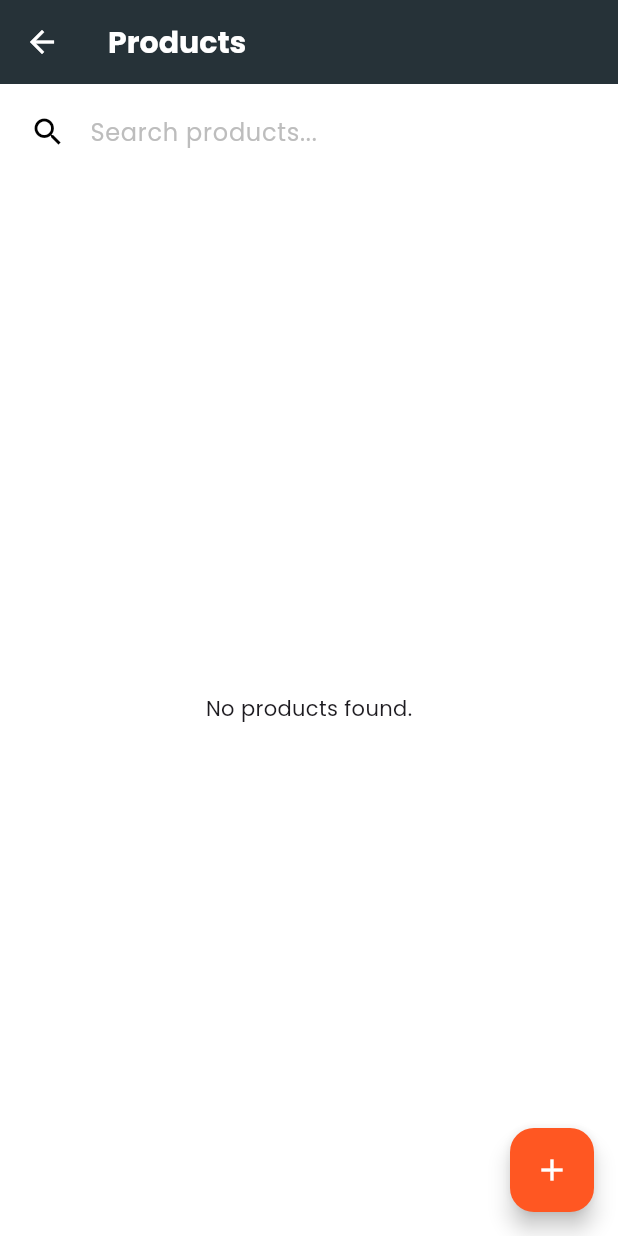
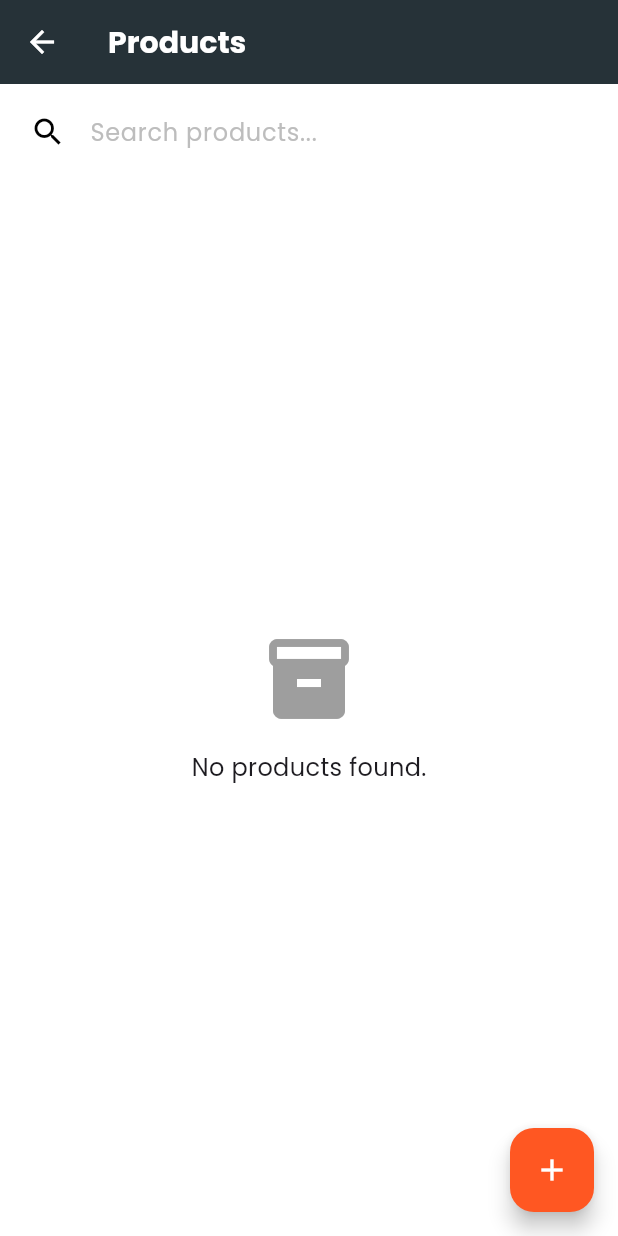
Before and after one commit to kurtcode19/Gym, a Flutter app: the ProductsScreen screen opened by its route, on a phone screen of 412 x 824 dp. Run offline on Flutter 3.47's test engine with Material 3 defaults, Android fonts, the phone set to English and light mode, and no system bars; our stand-ins replace fl_chart, flutter_form_builder, google_fonts, shared_preferences, sqflite; accounts and stored records are empty.

Commit message:
added ProductFIlter

```diff
--- a/lib/screens/add_product_screen.dart
+++ b/lib/screens/add_product_screen.dart
@@ -10,7 +10,7 @@ import 'package:gym/providers/product_category_provider.dart';
 class AddProductScreen extends StatefulWidget {
   final Product? product; // Optional: for editing existing product
 
-  const AddProductScreen({super.key, this.product});
+  const AddProductScreen({super.key, this.product, String? initialCategoryId});
 
   @override
   State<AddProductScreen> createState() => _AddProductScreenState();
--- a/lib/screens/products_screen.dart
+++ b/lib/screens/products_screen.dart
@@ -6,8 +6,40 @@ import 'package:gym/models/product.dart';
 import 'package:gym/screens/add_product_screen.dart';
 import 'package:intl/intl.dart';
 
-class ProductsScreen extends StatelessWidget {
-  const ProductsScreen({super.key});
+class ProductsScreen extends StatefulWidget {
+  final String? filteredCategoryId;
+  final String? filteredCategoryName;
+
+  const ProductsScreen({
+    super.key,
+    this.filteredCategoryId,
+    this.filteredCategoryName,
+  });
+
+  @override
+  State<ProductsScreen> createState() => _ProductsScreenState();
+}
+
+class _ProductsScreenState extends State<ProductsScreen> {
+  final TextEditingController _searchController = TextEditingController();
+
+  @override
+  void initState() {
+    super.initState();
+    // Apply category filter when screen initializes
+    WidgetsBinding.instance.addPostFrameCallback((_) {
+      if (widget.filteredCategoryId != null) {
+        final productProvider = Provider.of<ProductProvider>(context, listen: false);
+        productProvider.filterProductsByCategory(widget.filteredCategoryId);
+      }
+    });
+  }
+
+  @override
+  void dispose() {
+    _searchController.dispose();
+    super.dispose();
+  }
 
   Color _getStatusColor(String? status) {
     switch (status?.toLowerCase()) {
@@ -26,29 +58,100 @@ class ProductsScreen extends StatelessWidget {
   Widget build(BuildContext context) {
     return Scaffold(
       appBar: AppBar(
-        title: const Text('Products'),
+        title: widget.filteredCategoryId != null
+            ? Text('Products - ${widget.filteredCategoryName}')
+            : const Text('Products'),
+        leading: widget.filteredCategoryId != null
+            ? IconButton(
+                icon: const Icon(Icons.arrow_back),
+                onPressed: () {
+                  Navigator.pop(context);
+                },
+              )
+            : null,
       ),
       body: Column(
         children: [
           Padding(
             padding: const EdgeInsets.all(8.0),
             child: TextField(
-              decoration: const InputDecoration(
+              controller: _searchController,
+              decoration: InputDecoration(
                 hintText: 'Search products...',
-                prefixIcon: Icon(Icons.search),
+                prefixIcon: const Icon(Icons.search),
+                suffixIcon: _searchController.text.isNotEmpty
+                    ? IconButton(
+                        icon: const Icon(Icons.clear),
+                        onPressed: () {
+                          _searchController.clear();
+                          Provider.of<ProductProvider>(context, listen: false)
+                              .searchProducts('', categoryId: widget.filteredCategoryId);
+                        },
+                      )
+                    : null,
               ),
               onChanged: (query) {
-                Provider.of<ProductProvider>(context, listen: false).searchProducts(query);
+                Provider.of<ProductProvider>(context, listen: false)
+                    .searchProducts(query, categoryId: widget.filteredCategoryId);
               },
             ),
           ),
+          if (widget.filteredCategoryId != null)
+            Padding(
+              padding: const EdgeInsets.symmetric(horizontal: 16.0, vertical: 8.0),
+              child: Row(
+                children: [
+                  Chip(
+                    label: Text('Category: ${widget.filteredCategoryName}'),
+                    backgroundColor: Colors.blue.withOpacity(0.1),
+                    deleteIcon: const Icon(Icons.close),
+                    onDeleted: () {
+                      // Clear category filter and navigate back
+                      Provider.of<ProductProvider>(context, listen: false).clearFilters();
+                      Navigator.pop(context);
+                    },
+                  ),
+                ],
+              ),
+            ),
           Expanded(
             child: Consumer<ProductProvider>(
               builder: (context, productProvider, child) {
                 if (productProvider.isLoading) {
                   return const Center(child: CircularProgressIndicator());
                 } else if (productProvider.products.isEmpty) {
-                  return const Center(child: Text('No products found.'));
+                  return Center(
+                    child: Column(
+                      mainAxisAlignment: MainAxisAlignment.center,
+                      children: [
+                        const Icon(Icons.inventory_2, size: 64, color: Colors.grey),
+                        const SizedBox(height: 16),
+                        Text(
+                          widget.filteredCategoryId != null
+                              ? 'No products found in ${widget.filteredCategoryName} category'
+                              : 'No products found.',
+                          style: const TextStyle(fontSize: 16),
+                        ),
+                        if (widget.filteredCategoryId != null)
+                          Padding(
+                            padding: const EdgeInsets.only(top: 16.0),
+                            child: ElevatedButton(
+                              onPressed: () {
+                                Navigator.push(
+                                  context,
+                                  MaterialPageRoute(
+                                    builder: (context) => AddProductScreen(
+                                      initialCategoryId: widget.filteredCategoryId,
+                                    ),
+                                  ),
+                                );
+                              },
+                              child: const Text('Add Product to this Category'),
+                            ),
+                          ),
+                      ],
+                    ),
+                  );
                 } else {
                   return ListView.builder(
                     itemCount: productProvider.products.length,
@@ -69,9 +172,10 @@ class ProductsScreen extends StatelessWidget {
                           subtitle: Column(
                             crossAxisAlignment: CrossAxisAlignment.start,
                             children: [
-                              Text(
-                                'Category: ${detailedProduct.categoryName ?? 'Uncategorized'}',
-                              ),
+                              if (widget.filteredCategoryId == null) // Only show category if not filtered
+                                Text(
+                                  'Category: ${detailedProduct.categoryName ?? 'Uncategorized'}',
+                                ),
                               Text(
                                 'Price: ${NumberFormat.currency(symbol: '\$').format(product.unitPrice)} '
                                 '• Stock: ${product.stockQuantity}',
@@ -79,7 +183,7 @@ class ProductsScreen extends StatelessWidget {
                               Text('Status: ${product.status ?? 'N/A'}'),
                             ],
                           ),
-                          isThreeLine: true,
+                          isThreeLine: widget.filteredCategoryId == null,
                           onTap: () {
                             // Navigate to edit screen
                             Navigator.push(
@@ -110,7 +214,9 @@ class ProductsScreen extends StatelessWidget {
           Navigator.push(
             context,
             MaterialPageRoute(
-              builder: (context) => const AddProductScreen(),
+              builder: (context) => AddProductScreen(
+                initialCategoryId: widget.filteredCategoryId,
+              ),
             ),
           );
         },
```
Also changed, not shown: lib/providers/product_provider.dart (+48 -10 lines), lib/screens/product_categories_screen.dart (+22 -1 lines).
